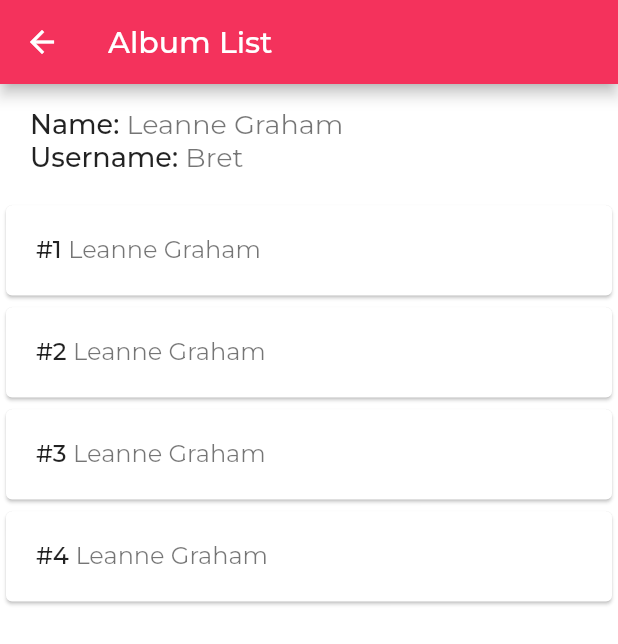
After one commit to mharsh13/rejolut_test_app, a Flutter app: the HomeScreen screen opened directly, on a phone screen of 412 x 824 dp. The commit adds this screen. Shown: the top 644 px of the screen. Run offline on Flutter 3.47's test engine with Material 2 defaults, Android fonts, the phone set to English and light mode, and no system bars; our stand-ins replace google_fonts, hexcolor.

Commit message:
Homescreen ui created!

```diff
--- a/lib/Screens/Auth/ui/components/AuthForm.dart
+++ b/lib/Screens/Auth/ui/components/AuthForm.dart
@@ -3,6 +3,7 @@ import 'package:google_fonts/google_fonts.dart';
 import 'package:provider/provider.dart';
 import 'package:rejolut_test_app/Core/constants.dart';
 import 'package:rejolut_test_app/Providers/UserIdProvider.dart';
+import 'package:rejolut_test_app/Screens/Home/ui/HomeScreen.dart';
 
 class AuthForm extends StatefulWidget {
   AuthForm({
@@ -99,7 +100,13 @@ class _AuthFormState extends State<AuthForm> {
                   0,
                   _emailController.text.indexOf("@"),
                 )).length;
-                Provider.of<UserIdProvider>(context).setUserId(userId);
+                Provider.of<UserIdProvider>(context, listen: false)
+                    .setUserId(userId);
+                Navigator.of(context).push(
+                  MaterialPageRoute(
+                    builder: (context) => HomeScreen(),
+                  ),
+                );
               }
             },
             child: Container(
--- /dev/null
+++ b/lib/Screens/Home/ui/HomeScreen.dart
@@ -0,0 +1,42 @@
+import 'package:flutter/material.dart';
+import 'package:google_fonts/google_fonts.dart';
+
+import 'components/AlbumList.dart';
+import 'components/UserDetails.dart';
+
+class HomeScreen extends StatelessWidget {
+  const HomeScreen({Key? key}) : super(key: key);
+
+  @override
+  Widget build(BuildContext context) {
+    final height = MediaQuery.of(context).size.height;
+    final width = MediaQuery.of(context).size.width;
+    return Container(
+      child: SafeArea(
+        child: Scaffold(
+          backgroundColor: Colors.white,
+          appBar: AppBar(
+            title: Text(
+              "Album List",
+              style: GoogleFonts.montserrat(
+                fontSize: 20,
+                fontWeight: FontWeight.w500,
+              ),
+            ),
+          ),
+          body: SingleChildScrollView(
+            child: Column(
+              children: [
+                UserDetails(height: height, width: width),
+                SizedBox(
+                  height: height * 0.02,
+                ),
+                AlbumList(height: height, width: width)
+              ],
+            ),
+          ),
+        ),
+      ),
+    );
+  }
+}
--- /dev/null
+++ b/lib/Screens/Home/ui/components/AlbumList.dart
@@ -0,0 +1,53 @@
+import 'package:flutter/material.dart';
+import 'package:google_fonts/google_fonts.dart';
+
+class AlbumList extends StatelessWidget {
+  const AlbumList({
+    Key? key,
+    required this.height,
+    required this.width,
+  }) : super(key: key);
+
+  final double height;
+  final double width;
+
+  @override
+  Widget build(BuildContext context) {
+    return Container(
+      height: height * 0.8,
+      child: ListView.builder(
+        itemBuilder: (context, index) => Card(
+          child: Container(
+            padding: EdgeInsets.symmetric(horizontal: 20, vertical: 20),
+            width: width,
+            child: Row(
+              mainAxisAlignment: MainAxisAlignment.start,
+              crossAxisAlignment: CrossAxisAlignment.center,
+              children: [
+                Text(
+                  "#${index + 1} ",
+                  style: GoogleFonts.montserrat(
+                    color: Colors.black87,
+                    fontSize: 16,
+                    fontWeight: FontWeight.w500,
+                  ),
+                ),
+                Container(
+                  width: width * 0.7,
+                  child: Text(
+                    "Leanne Graham",
+                    style: GoogleFonts.montserrat(
+                      color: Colors.black54,
+                      fontSize: 16,
+                    ),
+                  ),
+                ),
+              ],
+            ),
+          ),
+        ),
+        itemCount: 4,
+      ),
+    );
+  }
+}
--- /dev/null
+++ b/lib/Screens/Home/ui/components/UserDetails.dart
@@ -0,0 +1,78 @@
+import 'package:flutter/material.dart';
+import 'package:google_fonts/google_fonts.dart';
+
+class UserDetails extends StatelessWidget {
+  const UserDetails({
+    Key? key,
+    required this.height,
+    required this.width,
+  }) : super(key: key);
+
+  final double height;
+  final double width;
+
+  @override
+  Widget build(BuildContext context) {
+    return Column(
+      children: [
+        SizedBox(
+          height: height * 0.02,
+        ),
+        Container(
+          padding: EdgeInsets.symmetric(horizontal: 20),
+          child: Row(
+            mainAxisAlignment: MainAxisAlignment.start,
+            crossAxisAlignment: CrossAxisAlignment.center,
+            children: [
+              Text(
+                "Name: ",
+                style: GoogleFonts.montserrat(
+                  color: Colors.black87,
+                  fontSize: 18,
+                  fontWeight: FontWeight.w500,
+                ),
+              ),
+              Container(
+                width: width * 0.7,
+                child: Text(
+                  "Leanne Graham",
+                  style: GoogleFonts.montserrat(
+                    color: Colors.black54,
+                    fontSize: 18,
+                  ),
+                ),
+              ),
+            ],
+          ),
+        ),
+        Container(
+          padding: EdgeInsets.symmetric(horizontal: 20),
+          child: Row(
+            mainAxisAlignment: MainAxisAlignment.start,
+            crossAxisAlignment: CrossAxisAlignment.center,
+            children: [
+              Text(
+                "Username: ",
+                style: GoogleFonts.montserrat(
+                  color: Colors.black87,
+                  fontSize: 18,
+                  fontWeight: FontWeight.w500,
+                ),
+              ),
+              Container(
+                width: width * 0.6,
+                child: Text(
+                  "Bret",
+                  style: GoogleFonts.montserrat(
+                    color: Colors.black54,
+                    fontSize: 18,
+                  ),
+                ),
+              ),
+            ],
+          ),
+        ),
+      ],
+    );
+  }
+}
```
